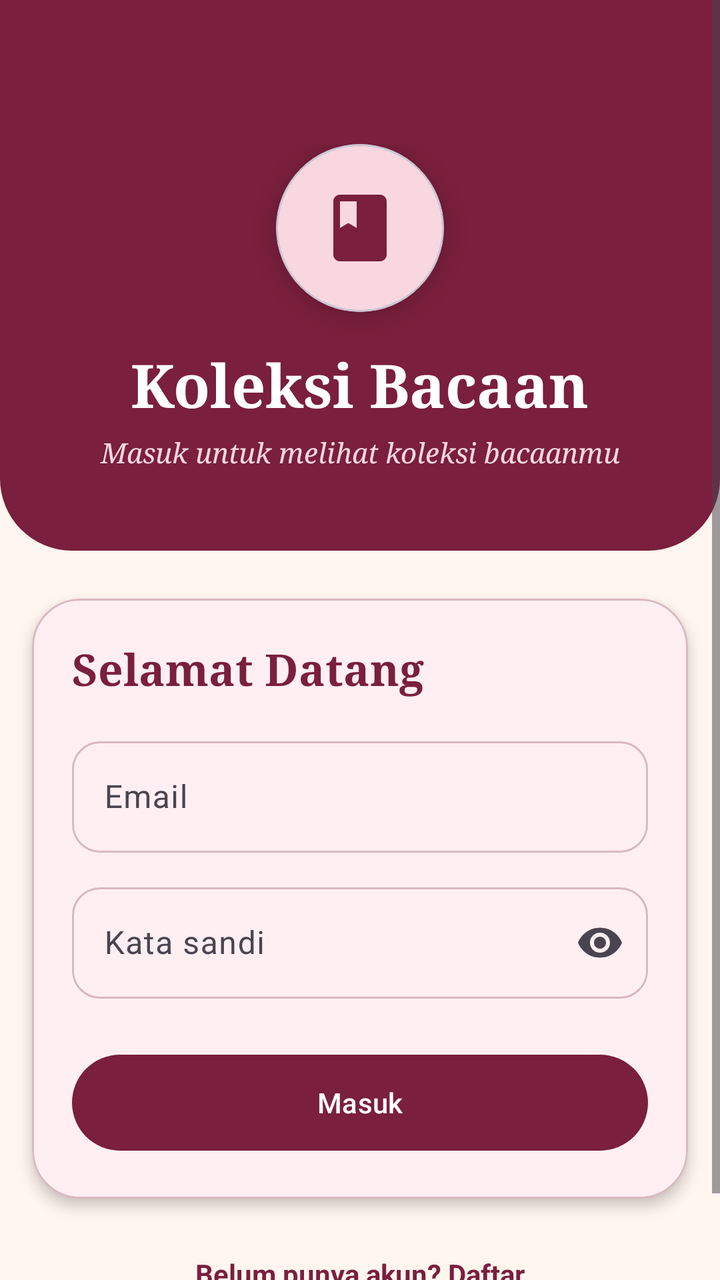
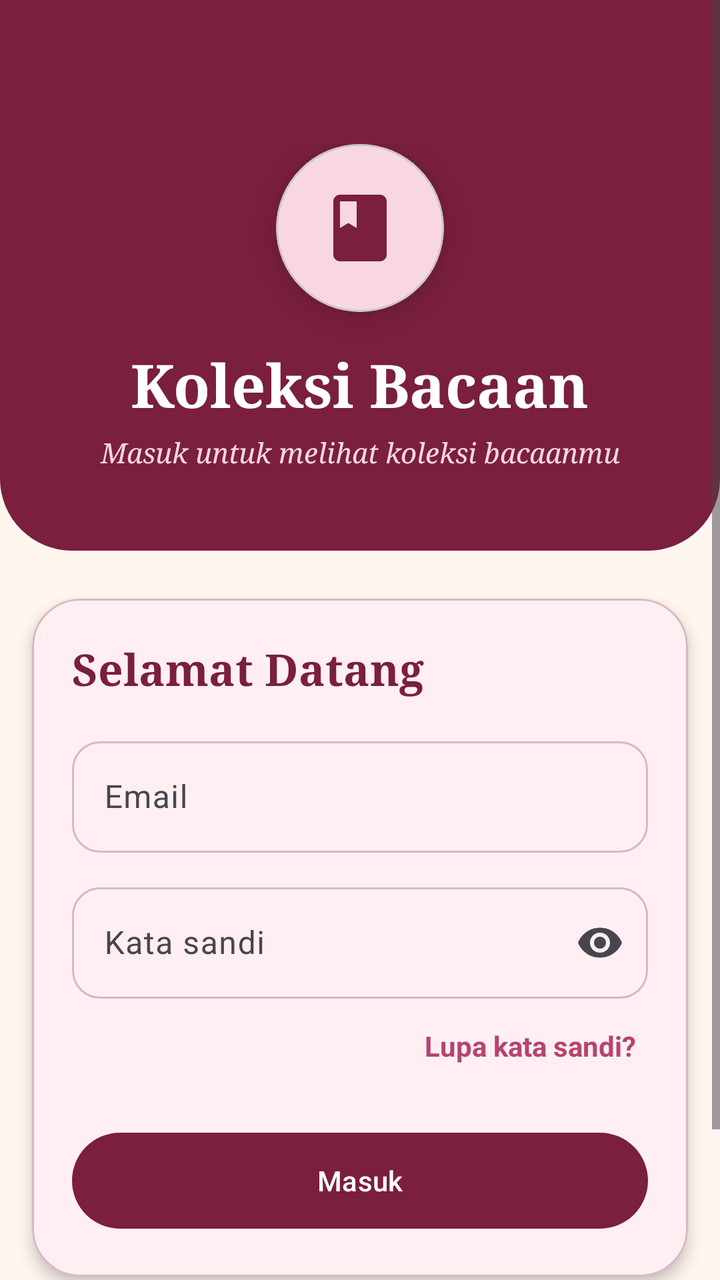

Before-and-after screenshots of an Android layout around one commit, followed by the original layout XML and the change that was made.
<!-- AndroidManifest.xml: application theme Theme.KoleksiBacaan -->
<!-- res/layout/activity_login.xml -->
<?xml version="1.0" encoding="utf-8"?>
<ScrollView xmlns:android="http://schemas.android.com/apk/res/android"
    xmlns:app="http://schemas.android.com/apk/res-auto"
    xmlns:tools="http://schemas.android.com/tools"
    android:id="@+id/main"
    android:layout_width="match_parent"
    android:layout_height="match_parent"
    android:background="@color/kb_background"
    android:fillViewport="true"
    tools:context=".LoginActivity">

    <LinearLayout
        android:layout_width="match_parent"
        android:layout_height="wrap_content"
        android:orientation="vertical">

        
        <LinearLayout
            android:layout_width="match_parent"
            android:layout_height="wrap_content"
            android:background="@drawable/bg_header"
            android:gravity="center_horizontal"
            android:orientation="vertical"
            android:paddingHorizontal="24dp"
            android:paddingTop="72dp"
            android:paddingBottom="40dp">

            <com.google.android.material.card.MaterialCardView
                android:layout_width="84dp"
                android:layout_height="84dp"
                app:cardBackgroundColor="@color/kb_primary_container"
                app:cardCornerRadius="42dp"
                app:cardElevation="8dp">

                <ImageView
                    android:layout_width="match_parent"
                    android:layout_height="match_parent"
                    android:importantForAccessibility="no"
                    android:padding="22dp"
                    android:src="@drawable/ic_book"
                    app:tint="@color/kb_primary" />
            </com.google.android.material.card.MaterialCardView>

            <TextView
                android:layout_width="wrap_content"
                android:layout_height="wrap_content"
                android:layout_marginTop="16dp"
                android:fontFamily="serif"
                android:text="@string/app_title_koleksi"
                android:textColor="@android:color/white"
                android:textSize="30sp"
                android:textStyle="bold" />

            <TextView
                android:layout_width="wrap_content"
                android:layout_height="wrap_content"
                android:layout_marginTop="4dp"
                android:fontFamily="serif"
                android:gravity="center"
                android:text="@string/login_subtitle"
                android:textColor="@color/kb_primary_container"
                android:textStyle="italic" />
        </LinearLayout>

        
        <com.google.android.material.card.MaterialCardView
            style="@style/Widget.Material3.CardView.Elevated"
            android:layout_width="match_parent"
            android:layout_height="wrap_content"
            android:layout_marginHorizontal="16dp"
            android:layout_marginTop="24dp"
            app:cardBackgroundColor="@color/kb_card"
            app:cardCornerRadius="24dp"
            app:cardElevation="4dp"
            app:strokeColor="@color/kb_outline"
            app:strokeWidth="1dp">

            <LinearLayout
                android:layout_width="match_parent"
                android:layout_height="wrap_content"
                android:orientation="vertical"
                android:padding="20dp">

                <TextView
                    android:layout_width="wrap_content"
                    android:layout_height="wrap_content"
                    android:fontFamily="serif"
                    android:text="@string/login_title"
                    android:textColor="@color/kb_primary"
                    android:textSize="22sp"
                    android:textStyle="bold" />

                <com.google.android.material.textfield.TextInputLayout
                    android:id="@+id/tilEmail"
                    style="@style/KbInput"
                    android:layout_width="match_parent"
                    android:layout_height="wrap_content"
                    android:layout_marginTop="16dp"
                    android:hint="@string/hint_email">

                    <com.google.android.material.textfield.TextInputEditText
                        android:id="@+id/etEmail"
                        android:layout_width="match_parent"
                        android:layout_height="wrap_content"
                        android:inputType="textEmailAddress" />
                </com.google.android.material.textfield.TextInputLayout>

                <com.google.android.material.textfield.TextInputLayout
                    android:id="@+id/tilPassword"
                    style="@style/KbInput"
                    android:layout_width="match_parent"
                    android:layout_height="wrap_content"
                    android:layout_marginTop="12dp"
                    android:hint="@string/hint_password"
                    app:endIconMode="password_toggle">

                    <com.google.android.material.textfield.TextInputEditText
                        android:id="@+id/etPassword"
                        android:layout_width="match_parent"
                        android:layout_height="wrap_content"
                        android:inputType="textPassword" />
                </com.google.android.material.textfield.TextInputLayout>

                <Button
                    android:id="@+id/btnMasuk"
                    android:layout_width="match_parent"
                    android:layout_height="56dp"
                    android:layout_marginTop="24dp"
                    android:text="@string/btn_masuk" />

                <ProgressBar
                    android:id="@+id/progressBar"
                    android:layout_width="wrap_content"
                    android:layout_height="wrap_content"
                    android:layout_gravity="center_horizontal"
                    android:layout_marginTop="12dp"
                    android:visibility="gone" />
            </LinearLayout>
        </com.google.android.material.card.MaterialCardView>

        <TextView
            android:id="@+id/tvDaftar"
            android:layout_width="wrap_content"
            android:layout_height="wrap_content"
            android:layout_gravity="center_horizontal"
            android:layout_marginTop="20dp"
            android:layout_marginBottom="32dp"
            android:padding="8dp"
            android:text="@string/belum_punya_akun"
            android:textColor="@color/kb_primary"
            android:textStyle="bold" />
    </LinearLayout>
</ScrollView>
<!-- resources referenced by this layout -->
<resources>
  <color name="kb_background">#FFF6EF</color>
  <color name="kb_card">#FFEFF3</color>
  <color name="kb_outline">#D9B8C0</color>
  <color name="kb_primary">#7A1F3D</color>
  <color name="kb_primary_container">#F8D7E0</color>
  <!-- drawable bg_header (drawable) -->
  <?xml version="1.0" encoding="utf-8"?>
  <shape xmlns:android="http://schemas.android.com/apk/res/android"
      android:shape="rectangle">
      <solid android:color="@color/kb_primary" />
      <corners
          android:bottomLeftRadius="36dp"
          android:bottomRightRadius="36dp" />
  </shape>
  <!-- drawable ic_book (drawable) -->
  <vector xmlns:android="http://schemas.android.com/apk/res/android"
      android:width="24dp"
      android:height="24dp"
      android:viewportWidth="24"
      android:viewportHeight="24">
      <path
          android:fillColor="#FF000000"
          android:pathData="M18,2H6C4.9,2 4,2.9 4,4v16c0,1.1 0.9,2 2,2h12c1.1,0 2,-0.9 2,-2V4C20,2.9 19.1,2 18,2zM6,4h5v8l-2.5,-1.5L6,12V4z" />
  </vector>
  <string name="app_title_koleksi">Koleksi Bacaan</string>
  <string name="belum_punya_akun">Belum punya akun? Daftar</string>
  <string name="btn_masuk">Masuk</string>
  <string name="hint_email">Email</string>
  <string name="hint_password">Kata sandi</string>
  <string name="login_subtitle">Masuk untuk melihat koleksi bacaanmu</string>
  <string name="login_title">Selamat Datang</string>
  <style name="KbInput" parent="Widget.Material3.TextInputLayout.OutlinedBox">
          <item name="boxCornerRadiusTopStart">14dp</item>
          <item name="boxCornerRadiusTopEnd">14dp</item>
          <item name="boxCornerRadiusBottomStart">14dp</item>
          <item name="boxCornerRadiusBottomEnd">14dp</item>
      </style>
  <style name="Theme.KoleksiBacaan" parent="Base.Theme.KoleksiBacaan" />
  <style name="Base.Theme.KoleksiBacaan" parent="Theme.Material3.DayNight.NoActionBar">
          <item name="colorPrimary">@color/kb_primary</item>
          <item name="colorOnPrimary">@color/kb_on_primary</item>
          <item name="colorPrimaryContainer">@color/kb_primary_container</item>
          <item name="colorOnPrimaryContainer">@color/kb_on_primary_container</item>
          <item name="colorSecondaryContainer">@color/kb_primary_container</item>
          <item name="colorOnSecondaryContainer">@color/kb_on_primary_container</item>
          <item name="android:colorBackground">@color/kb_background</item>
          <item name="colorSurface">@color/kb_surface</item>
          <item name="colorOnSurface">@color/kb_on_surface</item>
          <item name="colorOutline">@color/kb_outline</item>
          <item name="android:statusBarColor">@color/kb_background</item>
          <item name="android:windowLightStatusBar">true</item>
          
          
      </style>
  <color name="kb_on_primary">#FFFFFF</color>
  <color name="kb_on_primary_container">#3B0A1B</color>
  <color name="kb_surface">#FFFBF8</color>
  <color name="kb_on_surface">#2B1A1E</color>
</resources>

<!-- the commit's change to res/layout/activity_login.xml (unified diff, before → after) -->
@@ -121,6 +121,17 @@
                         android:inputType="textPassword" />
                 </com.google.android.material.textfield.TextInputLayout>
 
+                <TextView
+                    android:id="@+id/tvLupa"
+                    android:layout_width="wrap_content"
+                    android:layout_height="wrap_content"
+                    android:layout_gravity="end"
+                    android:layout_marginTop="8dp"
+                    android:padding="6dp"
+                    android:text="@string/lupa_password"
+                    android:textColor="@color/kb_accent"
+                    android:textStyle="bold" />
+
                 <Button
                     android:id="@+id/btnMasuk"
                     android:layout_width="match_parent"
<!-- resource entries referenced after the edit -->
@@ -1,5 +1,6 @@
 <!-- resources referenced by this layout -->
 <resources>
+  <color name="kb_accent">#B5446E</color>
   <color name="kb_background">#FFF6EF</color>
   <color name="kb_card">#FFEFF3</color>
   <color name="kb_outline">#D9B8C0</color>
@@ -31,6 +32,7 @@
   <string name="hint_password">Kata sandi</string>
   <string name="login_subtitle">Masuk untuk melihat koleksi bacaanmu</string>
   <string name="login_title">Selamat Datang</string>
+  <string name="lupa_password">Lupa kata sandi?</string>
   <style name="KbInput" parent="Widget.Material3.TextInputLayout.OutlinedBox">
           <item name="boxCornerRadiusTopStart">14dp</item>
           <item name="boxCornerRadiusTopEnd">14dp</item>
